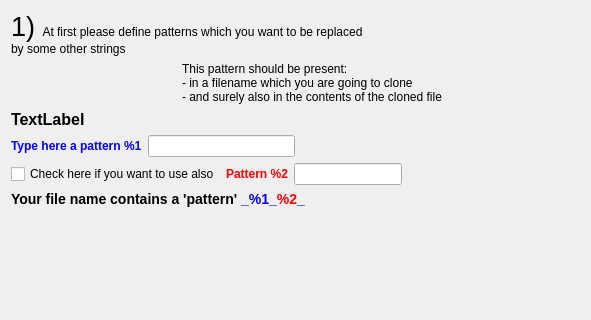
Qt form t4pattern_defining_dlg.ui (jgrebosz/test-greware) before a commit; both pictures show x 0 to 591 and y 0 to 320 of the 1109 by 649 pixel window.
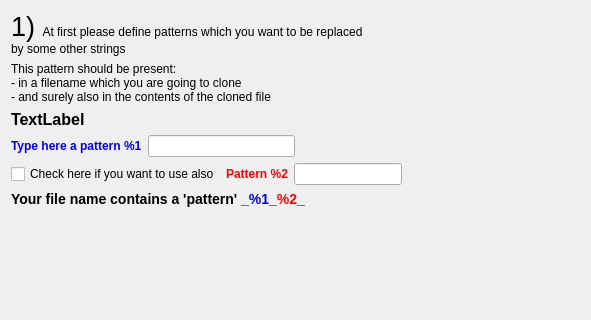
The same form after that commit.

```diff
--- a/t4pattern_defining_dlg.ui
+++ b/t4pattern_defining_dlg.ui
@@ -27,19 +27,6 @@
        </item>
        <item>
         <layout class="QHBoxLayout" name="horizontalLayout_6">
-         <item>
-          <spacer name="horizontalSpacer_3">
-           <property name="orientation">
-            <enum>Qt::Horizontal</enum>
-           </property>
-           <property name="sizeHint" stdset="0">
-            <size>
-             <width>40</width>
-             <height>20</height>
-            </size>
-           </property>
-          </spacer>
-         </item>
          <item>
           <widget class="QLabel" name="label_5">
            <property name="text">
```
Left out of the diff: 23 changed lines with no effect on the pictures.
